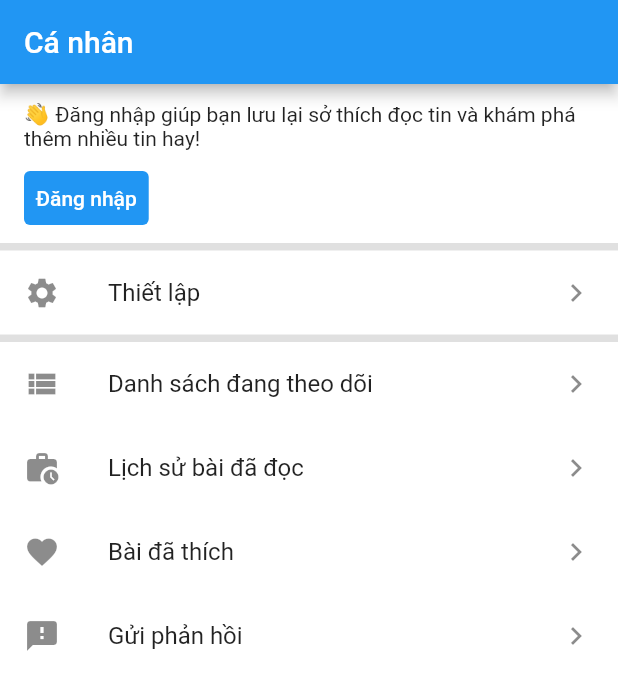
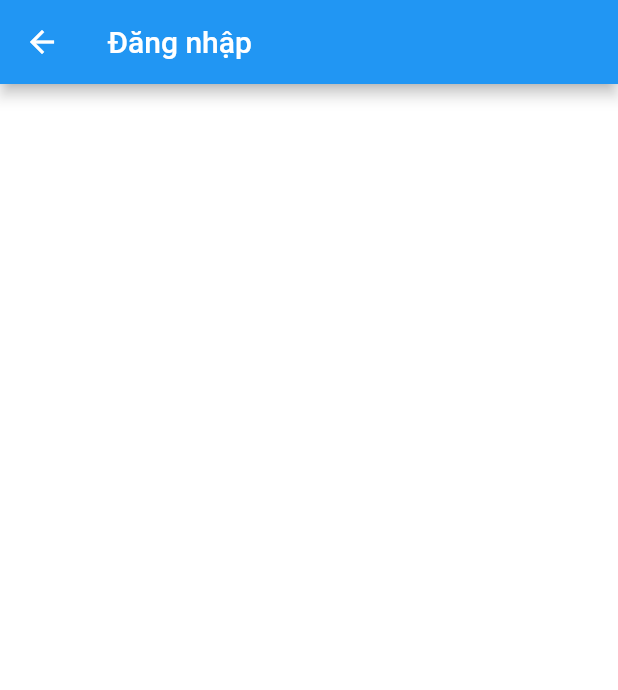
Before and after one commit to thanhtung100397/flutter-blog-post-app, a Flutter app: the AppPersonalPage screen opened directly, after a tap on "Đăng nhập", on a phone screen of 412 x 824 dp. Shown: the top 690 px of the screen. Run offline on Flutter 3.47's test engine with Material 2 defaults, Android fonts, the phone set to English and light mode, and no system bars; our stand-ins replace curved_navigation_bar; generated files the repository leaves out were written again.

Commit message:
Add login page

```diff
--- a/lib/l10n/app_en.arb
+++ b/lib/l10n/app_en.arb
@@ -4,6 +4,7 @@
     "search": "Search",
     "notification": "Notification",
     "personal": "Personal",
+    "login": "Login",
     "sign_in_hint": "👋 Signing in helps you save your reading preferences and discover more great news!",
     "sign_in": "Sign in",
     "settings": "Settings",
--- a/lib/l10n/app_vi.arb
+++ b/lib/l10n/app_vi.arb
@@ -4,6 +4,7 @@
     "search": "Tìm kiếm",
     "notification": "Thông báo",
     "personal": "Cá nhân",
+    "login": "Đăng nhập",
     "sign_in_hint": "👋 Đăng nhập giúp bạn lưu lại sở thích đọc tin và khám phá thêm nhiều tin hay!",
     "sign_in": "Đăng nhập",
     "settings": "Thiết lập",
--- /dev/null
+++ b/lib/pages/home/personal/app_login_page.dart
@@ -0,0 +1,23 @@
+import 'package:flutter/material.dart';
+import 'package:news_feed_app/themes/app_theme.dart';
+import 'package:flutter_gen/gen_l10n/app_localizations.dart';
+
+class AppLoginPage extends StatefulWidget {
+  const AppLoginPage({Key? key}) : super(key: key);
+
+  @override
+  State<AppLoginPage> createState() => _AppLoginPageState();
+}
+
+class _AppLoginPageState extends State<AppLoginPage> {
+  @override
+  Widget build(BuildContext context) {
+    return Scaffold(
+      backgroundColor: AppColor.appMainBackground,
+      appBar: AppBar(title: Text(AppLocalizations.of(context)!.login)),
+      body: Column(
+        children: const [],
+      ),
+    );
+  }
+}
--- a/lib/pages/home/personal/app_personal_page.dart
+++ b/lib/pages/home/personal/app_personal_page.dart
@@ -1,5 +1,6 @@
 import 'package:flutter/material.dart';
 import 'package:flutter_gen/gen_l10n/app_localizations.dart';
+import 'package:news_feed_app/routes/app_route.dart';
 import 'package:news_feed_app/themes/app_theme.dart';
 
 class AppPersonalPage extends StatefulWidget {
@@ -25,7 +26,12 @@ class _AppPersonalPageState extends State<AppPersonalPage> {
                 style: TextButton.styleFrom(
                     primary: Colors.white,
                     backgroundColor: AppColor.appPrimary),
-                onPressed: () {},
+                onPressed: () {
+                  Navigator.push(
+                    context,
+                    MaterialPageRoute(builder: AppRoute.routes['/login']!),
+                  );
+                },
                 child: Text(AppLocalizations.of(context)!.sign_in,
                     style: TextStyle(color: AppColor.appTextAccent)),
               )),
--- a/lib/routes/app_route.dart
+++ b/lib/routes/app_route.dart
@@ -1,9 +1,11 @@
 import 'package:flutter/material.dart';
 import 'package:news_feed_app/pages/home/app_home_page.dart';
+import 'package:news_feed_app/pages/home/personal/app_login_page.dart';
 
 class AppRoute {
   static String initialRoute = '/home';
   static Map<String, Widget Function(BuildContext context)> routes = {
     '/home': (context) => const AppHomePage(),
+    '/login': (content) => const AppLoginPage()
   };
 }
```
